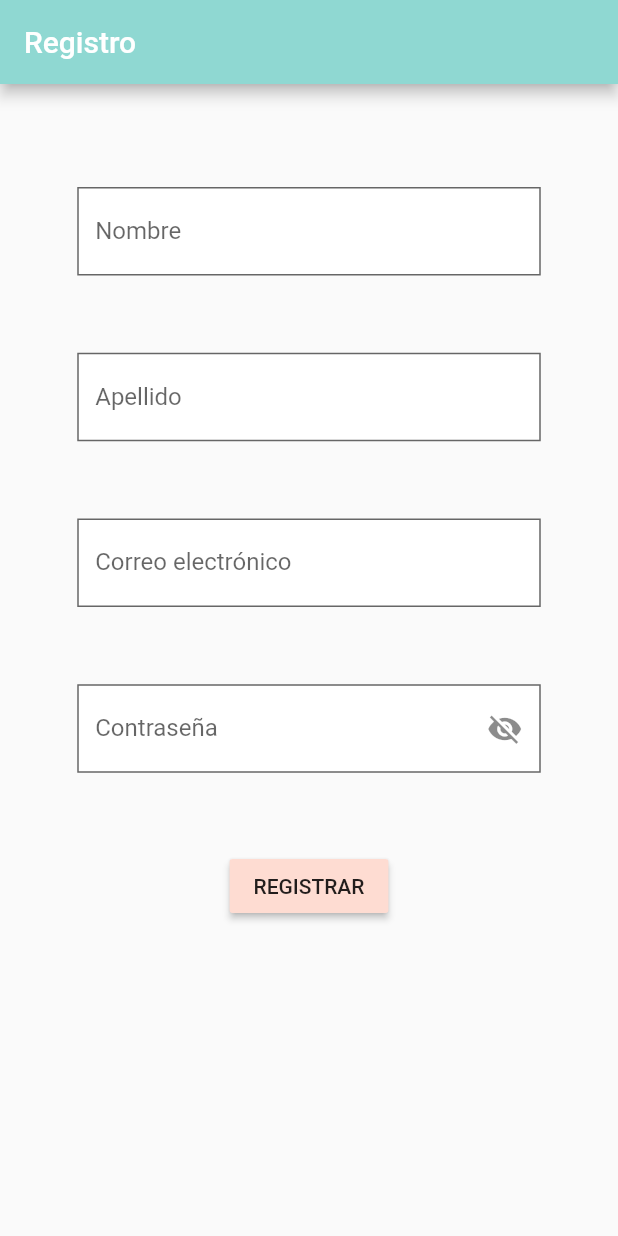
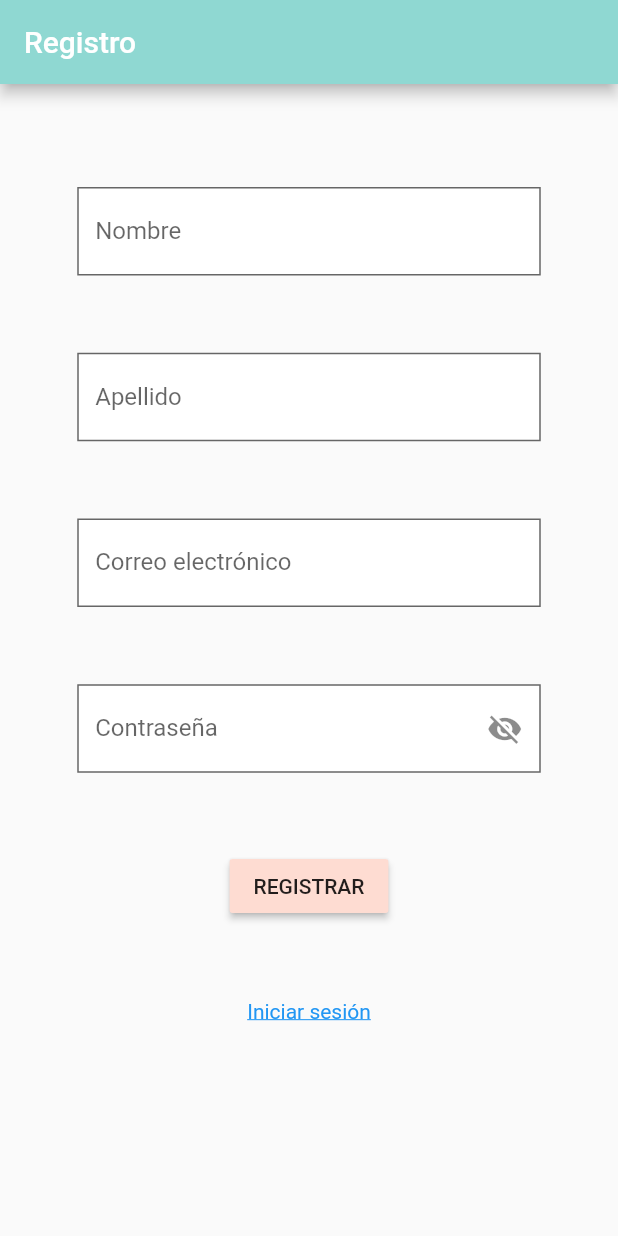
Before and after one commit to CarlosSoPe6/RoomMeMobile, a Flutter app: the screen it shows after launch, after a tap on "Crea una cuenta", on a phone screen of 412 x 824 dp. Run offline on Flutter 3.47's test engine with Material 2 defaults, Android fonts, the phone set to English and light mode, and no system bars; our stand-ins replace bloc, equatable, flutter_bloc.

Commit message:
Implemented register feature

```diff
--- a/lib/custom_state.dart
+++ b/lib/custom_state.dart
@@ -10,6 +10,8 @@ abstract class CustomState extends Equatable {
 class InitialState extends CustomState {}
 
 class LoadingState extends CustomState {}
+
+class RegisteredState extends CustomState {}
 
 class ErrorState extends CustomState {
   final String error;
--- a/lib/main.dart
+++ b/lib/main.dart
@@ -1,6 +1,8 @@
 import 'package:RoomMeMobile/login.dart';
 import 'package:RoomMeMobile/register.dart';
 import 'package:flutter/material.dart';
+
+import 'home.dart';
 
 void main() => runApp(MyApp());
 
@@ -17,7 +19,9 @@ class MyApp extends StatelessWidget {
         ),
       home: Login(),
       routes: {
+        '/login': (context) => Login(),
         '/register': (context) => Register(),
+        '/home': (context) => Home()
       }
     );
   }
--- a/lib/main_bloc.dart
+++ b/lib/main_bloc.dart
@@ -12,7 +12,7 @@ part 'custom_event.dart';
 part 'custom_state.dart';
 
 class MainBloc extends Bloc<CustomEvent, CustomState> {
-  final _link = "http://localhost:3000/api/register/";
+  final _link = "http://192.168.100.5:3000/api/register";
   List<User> _userList;
 
   MainBloc() : super(InitialState());
@@ -24,29 +24,32 @@ class MainBloc extends Bloc<CustomEvent, CustomState> {
     if (event is InitialEvent) {
       yield InitialState();
     } else if (event is RegisterEvent) {
-      print(event.name);
-      print(event.lastname);
-      print(event.email);
-      print(event.name);
-      await _getAllUsers();
-      if (_userList.length > 0)
-        yield ShowUsersState(usersList: _userList);
-      else
-        yield ErrorState(error: "No hay elementos por mostrar");
+      await _getAllUsers(jsonEncode({
+        'name': event.name,
+        'lastName': event.lastname,
+        'email': event.email,
+        'password': event.password,
+      }));
+      yield RegisteredState();
+      // if (_userList.length > 0)
+      //   yield ShowUsersState(usersList: _userList);
+      // else
+      //   yield ErrorState(error: "No hay elementos por mostrar");
     }
   }
 
-  Future _getAllUsers() async {
+  Future _getAllUsers(body) async {
     try {
-      Response response = await get(_link);
-      if (response.statusCode == 200) {
-        _userList = List();
-        List<dynamic> data = jsonDecode(response.body);
-        _userList = data.map((element) => User.fromJson(element)).toList();
-      }
+      Response response = await post(_link, headers:{"Content-type": "application/json"}, body: body);
+      print(response.body);
+      // if (response.statusCode == 200) {
+      //   _userList = List();
+      //   List<dynamic> data = jsonDecode(response.body);
+      //   _userList = data.map((element) => User.fromJson(element)).toList();
+      // }
     } catch (error) {
       print(error.toString());
-      _userList = List();
+      // _userList = List();
     }
   }
 }
--- a/lib/register.dart
+++ b/lib/register.dart
@@ -22,7 +22,6 @@ class _RegisterState extends State<Register> {
 
   register(BuildContext context) {
     if (_formKey.currentState.validate()) {
-      print('Valid');
       BlocProvider.of<MainBloc>(context).add(RegisterEvent(
         name: _nameController.text,
         lastname: _lastnameController.text,
@@ -66,7 +65,8 @@ class _RegisterState extends State<Register> {
                 ..showSnackBar(
                   SnackBar(content: Text("Successful registration")),
                 );
-            }
+            } else if(state is RegisterEvent)
+              Navigator.of(context).pushReplacementNamed('/home');
           },
           builder: (context, state) {
             return ListView(
@@ -173,6 +173,15 @@ class _RegisterState extends State<Register> {
                             register(context);
                           },
                           child: Text('REGISTRAR'),
+                        ),
+                        Padding(
+                          padding: EdgeInsets.only(top: width/8),
+                          child: GestureDetector(
+                          child: Text('Iniciar sesión', style: TextStyle(color: Colors.blue, decoration: TextDecoration.underline)),
+                          onTap: () {
+                            Navigator.of(context).pushReplacementNamed('/login');
+                          }
+                        )
                         )
                       ]
                     )
```
Also changed, not shown: lib/home.dart (added, +35 -0 lines).
